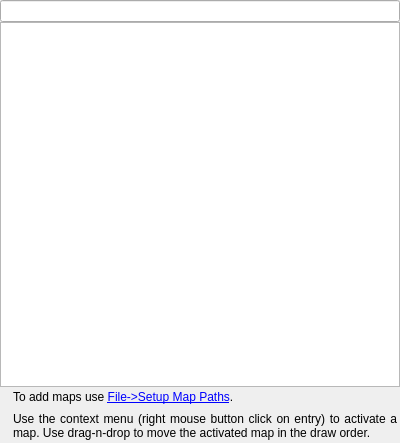
The window that src/qmapshack/map/IMapList.ui (Maproom/qmapshack) describes before a commit, drawn with Qt 5.
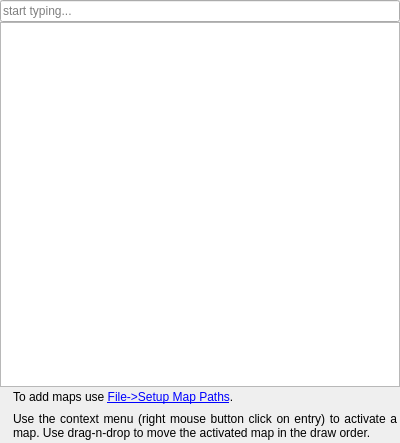
The same window after the commit. Icons and pictures are not drawn. Custom widgets are drawn as their Qt base class.

```diff
--- a/src/qmapshack/map/IMapList.ui
+++ b/src/qmapshack/map/IMapList.ui
@@ -34,6 +34,9 @@
      <property name="toolTip">
       <string>Filter: Start to type and the list will be reduced to matching items.</string>
      </property>
+     <property name="placeholderText">
+      <string>start typing...</string>
+     </property>
     </widget>
    </item>
    <item>
```
